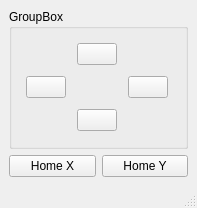
This is heliostat_ui/heliostat.ui in dakoner/heliostat as Qt 5 draws it before an edit. The edited form follows.
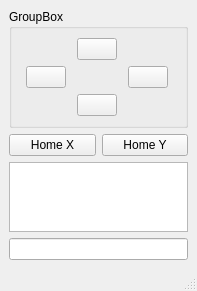
This is the edited form. Icons and pictures are not drawn.

```diff
--- a/heliostat_ui/heliostat.ui
+++ b/heliostat_ui/heliostat.ui
@@ -104,6 +104,12 @@
       </item>
      </layout>
     </item>
+    <item>
+     <widget class="QPlainTextEdit" name="ramps_output"/>
+    </item>
+    <item>
+     <widget class="QLineEdit" name="lineEdit"/>
+    </item>
    </layout>
   </widget>
   <widget class="QMenuBar" name="menubar">
```
Left out of the diff: 29 changed lines with no effect on the pictures.
